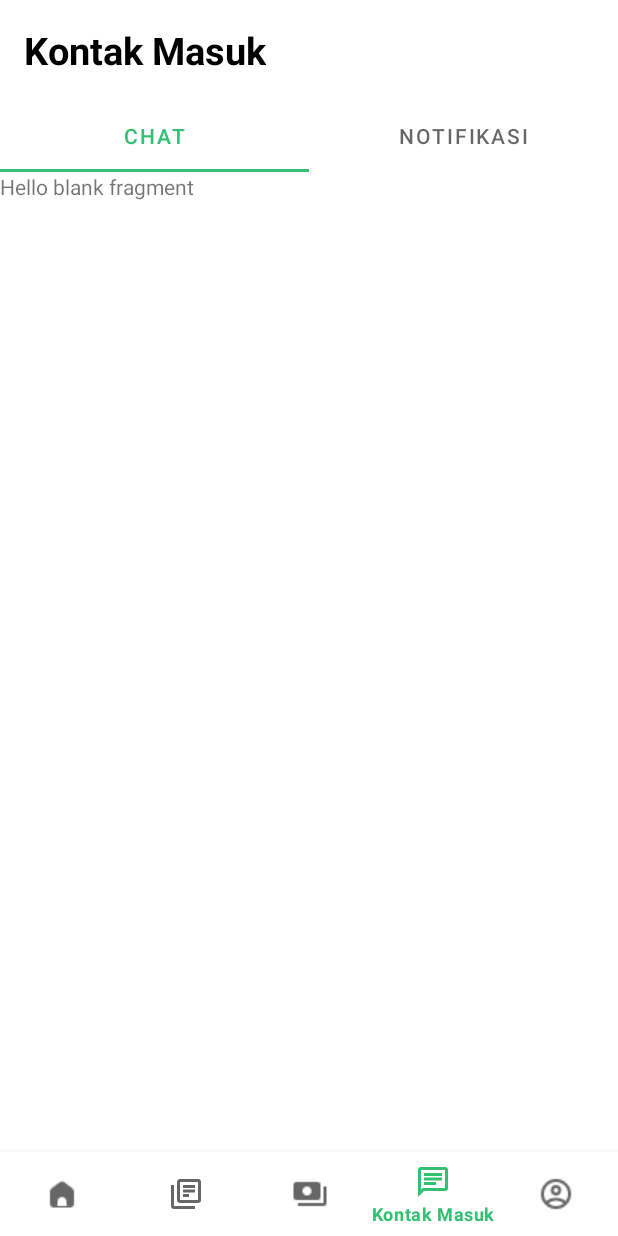
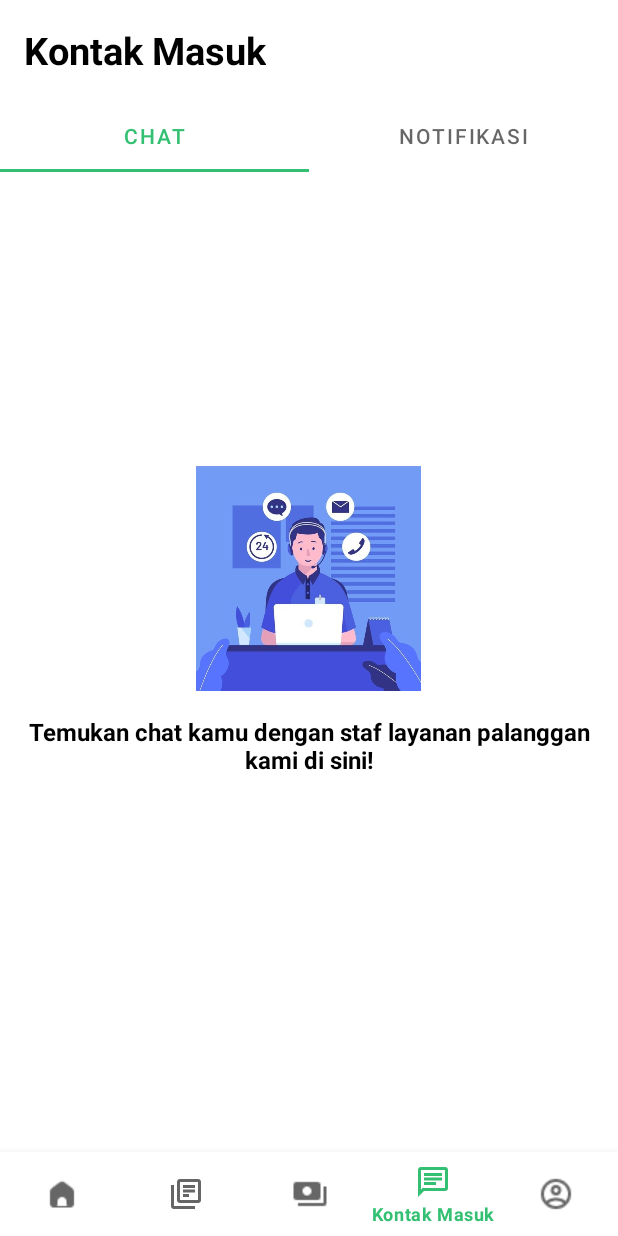
Before and after one commit to Yusuf-Sidik/Grab, an Android app: the screen it shows after launch (MainActivity), item 4 of the bottom bar chosen, on a phone screen of 412 x 824 dp. Run offline under Robolectric (Android 15) with nearby library versions, the phone set to English and light mode, and no system bars; our stand-ins replace CircleImageView, navigation-ui.

Commit message:
Intent recycle view 1

```diff
--- a/app/src/main/java/com/example/grab4/ui/adapter/Menu1Adapter.kt
+++ b/app/src/main/java/com/example/grab4/ui/adapter/Menu1Adapter.kt
@@ -12,6 +12,15 @@ import de.hdodenhof.circleimageview.CircleImageView
 
 class Menu1Adapter(private val listmenu1: ArrayList<Menu1>): RecyclerView.Adapter<Menu1Adapter.ListViewHolder>() {
 
+    private lateinit var onItemOnClickCallback: OnItemClickCallback
+
+    interface OnItemClickCallback{
+        fun onItemClicked(data: Menu1)
+    }
+
+    fun setOnItemClickCallback(onItemClickCallback: OnItemClickCallback){
+        this.onItemOnClickCallback = onItemClickCallback
+    }
 
     class ListViewHolder(itemView: View) : RecyclerView.ViewHolder(itemView) {
         //hanya binding dengan layout saja
@@ -28,6 +37,9 @@ class Menu1Adapter(private val listmenu1: ArrayList<Menu1>): RecyclerView.Adapte
         val (photo, name) = listmenu1[position]
         holder.imgPhoto.setImageResource(photo)
         holder.tvName.text = name
+        holder.itemView.setOnClickListener{
+            onItemOnClickCallback.onItemClicked(listmenu1[holder.adapterPosition])
+        }
     }
 
     override fun getItemCount(): Int = listmenu1.size
--- a/app/src/main/java/com/example/grab4/ui/adapter/Menu2Adapter.kt
+++ b/app/src/main/java/com/example/grab4/ui/adapter/Menu2Adapter.kt
@@ -10,6 +10,16 @@ import com.example.grab4.R
 import com.example.grab4.ui.dataclass.Menu2
 
 class Menu2Adapter(private val listmenu2: ArrayList<Menu2>): RecyclerView.Adapter<Menu2Adapter.ListViewHolder>() {
+    private lateinit var onItemOnClickCallback: OnItemClickCallback
+
+    interface OnItemClickCallback{
+        fun onItemClicked(data: Menu2)
+    }
+
+    fun setOnItemClickCallback(onItemClickCallback: OnItemClickCallback){
+        this.onItemOnClickCallback = onItemClickCallback
+    }
+
     class ListViewHolder(itemView: View) : RecyclerView.ViewHolder(itemView) {
         val imgPhoto: ImageView = itemView.findViewById(R.id.img_rv2)
         val tvName: TextView = itemView.findViewById(R.id.textView2)
@@ -26,6 +36,9 @@ class Menu2Adapter(private val listmenu2: ArrayList<Menu2>): RecyclerView.Adapte
         holder.imgPhoto.setImageResource(photo)
         holder.tvName.text = name
         holder.tvDescription.text = description
+        holder.itemView.setOnClickListener{
+            onItemOnClickCallback.onItemClicked(listmenu2[holder.adapterPosition])
+        }
     }
 
     override fun getItemCount(): Int = listmenu2.size
--- a/app/src/main/java/com/example/grab4/ui/home/HomeFragment.kt
+++ b/app/src/main/java/com/example/grab4/ui/home/HomeFragment.kt
@@ -1,9 +1,11 @@
 package com.example.grab4.ui.home
 
+import android.content.Intent
 import android.os.Bundle
 import android.view.LayoutInflater
 import android.view.View
 import android.view.ViewGroup
+import android.widget.Toast
 import androidx.fragment.app.Fragment
 import androidx.recyclerview.widget.LinearLayoutManager
 import androidx.recyclerview.widget.RecyclerView
@@ -15,6 +17,7 @@ import com.example.grab4.ui.adapter.Menu3Adapter
 import com.example.grab4.ui.dataclass.Menu1
 import com.example.grab4.ui.dataclass.Menu2
 import com.example.grab4.ui.dataclass.Menu3
+import com.example.grab4.ui.detail.Detail1Activity
 
 class HomeFragment : Fragment() {
 
@@ -123,6 +126,15 @@ class HomeFragment : Fragment() {
     private fun showRecyclerList() {
         rvmenu1.layoutManager = LinearLayoutManager(requireContext(), LinearLayoutManager.HORIZONTAL, false)
         val listMenu1Adapter = Menu1Adapter(listmenu1)
+
+        listMenu1Adapter.setOnItemClickCallback(object : Menu1Adapter.OnItemClickCallback{
+            override fun onItemClicked(data: Menu1) {
+                Toast.makeText(requireContext(), "Kamu memilih " + data.name, Toast.LENGTH_SHORT).show()
+                val intent = Intent(requireContext(), Detail1Activity::class.java)
+                startActivity(intent)
+            }
+        })
+
         rvmenu2.layoutManager = LinearLayoutManager(requireContext(), LinearLayoutManager.HORIZONTAL, false)
         val listMenu2Adapter = Menu2Adapter(listmenu2)
         rvmenu3.layoutManager = LinearLayoutManager(requireContext(), LinearLayoutManager.HORIZONTAL, false)
--- /dev/null
+++ b/app/src/main/res/drawable/baseline_arrow_back_24.xml
@@ -0,0 +1,5 @@
+<vector xmlns:android="http://schemas.android.com/apk/res/android" android:autoMirrored="true" android:height="24dp" android:tint="#000000" android:viewportHeight="24" android:viewportWidth="24" android:width="24dp">
+
+    <path android:fillColor="@android:color/white" android:pathData="M20,11H7.83l5.59,-5.59L12,4l-8,8 8,8 1.41,-1.41L7.83,13H20v-2z"/>
+
+</vector>
--- /dev/null
+++ b/app/src/main/res/drawable/outline_map_24.xml
@@ -0,0 +1,5 @@
+<vector xmlns:android="http://schemas.android.com/apk/res/android" android:height="24dp" android:tint="#000000" android:viewportHeight="24" android:viewportWidth="24" android:width="24dp">
+
+    <path android:fillColor="@android:color/white" android:pathData="M20.5,3l-0.16,0.03L15,5.1 9,3 3.36,4.9c-0.21,0.07 -0.36,0.25 -0.36,0.48L3,20.5c0,0.28 0.22,0.5 0.5,0.5l0.16,-0.03L9,18.9l6,2.1 5.64,-1.9c0.21,-0.07 0.36,-0.25 0.36,-0.48L21,3.5c0,-0.28 -0.22,-0.5 -0.5,-0.5zM10,5.47l4,1.4v11.66l-4,-1.4L10,5.47zM5,6.46l3,-1.01v11.7l-3,1.16L5,6.46zM19,17.54l-3,1.01L16,6.86l3,-1.16v11.84z"/>
+
+</vector>
--- a/app/src/main/res/layout/fragment_chat.xml
+++ b/app/src/main/res/layout/fragment_chat.xml
@@ -1,14 +1,28 @@
 <?xml version="1.0" encoding="utf-8"?>
-<FrameLayout xmlns:android="http://schemas.android.com/apk/res/android"
+<LinearLayout xmlns:android="http://schemas.android.com/apk/res/android"
+    xmlns:app="http://schemas.android.com/apk/res-auto"
     xmlns:tools="http://schemas.android.com/tools"
     android:layout_width="match_parent"
     android:layout_height="match_parent"
-    tools:context=".ui.akun.ChatFragment">
+    tools:context=".ui.akun.ChatFragment"
+    android:orientation="vertical"
+    android:gravity="center_horizontal"
+    android:padding="16dp">
 
-    <!-- TODO: Update blank fragment layout -->
+    <ImageView
+        android:layout_width="150dp"
+        android:layout_height="150dp"
+        android:layout_marginTop="180dp"
+        android:src="@drawable/customer_service"/>
+
     <TextView
         android:layout_width="match_parent"
-        android:layout_height="match_parent"
-        android:text="@string/hello_blank_fragment" />
+        android:layout_height="wrap_content"
+        android:text="@string/text_chat"
+        android:textSize="16sp"
+        android:textStyle="bold"
+        android:textColor="@color/black"
+        android:gravity="center"
+        android:layout_marginTop="16dp"/>
 
-</FrameLayout>
+</LinearLayout>
--- a/app/src/main/res/layout/item_row_menu1.xml
+++ b/app/src/main/res/layout/item_row_menu1.xml
@@ -2,6 +2,7 @@
 <LinearLayout xmlns:android="http://schemas.android.com/apk/res/android"
     xmlns:app="http://schemas.android.com/apk/res-auto"
     xmlns:tools="http://schemas.android.com/tools"
+    android:id="@+id/linearLayout"
     android:layout_width="wrap_content"
     android:layout_height="wrap_content"
     android:layout_marginRight="15dp"
--- a/app/src/main/res/values/strings.xml
+++ b/app/src/main/res/values/strings.xml
@@ -19,6 +19,8 @@
     <string name="pesan_cemilan_dari">Pesan cemilan dari</string>
     <string name="info_aktivitas2_ke1">Layanan yang digunakan di 30 hari terakhir akan muncul di sini</string>
     <string name="info_aktivitas2_ke2">Pergi ke aktivitas sebelumnya untuk menemukan yang lebih lama dari itu.</string>
+    <string name="text_chat">Temukan chat kamu dengan staf layanan palanggan kami di sini!</string>
+    <string name="pergi_kemana">Ke mana pun kamu mau pergi, ayo kita kesana!</string>
 
     <string-array name="data_name">
         <item>Motor</item>
--- a/gradle/libs.versions.toml
+++ b/gradle/libs.versions.toml
@@ -13,7 +13,7 @@ lifecycleLivedataKtx = "2.8.7"
 lifecycleViewmodelKtx = "2.8.7"
 navigationFragmentKtx = "2.8.6"
 navigationUiKtx = "2.8.6"
-viewpager2 = "1.0.0"
+viewpager2 = "1.1.0"
 activity = "1.10.0"
 
 [libraries]
```
Also changed, not shown: app/src/main/AndroidManifest.xml (+5 -4 lines), app/src/main/java/com/example/grab4/ui/detail/Detail1Activity.kt (added, +24 -0 lines), app/src/main/res/drawable/background_ijo_muda.xml (added, +9 -0 lines), app/src/main/res/layout/activity_detail1.xml (added, +85 -0 lines), app/src/main/res/drawable/customer_service.jpg (added).
